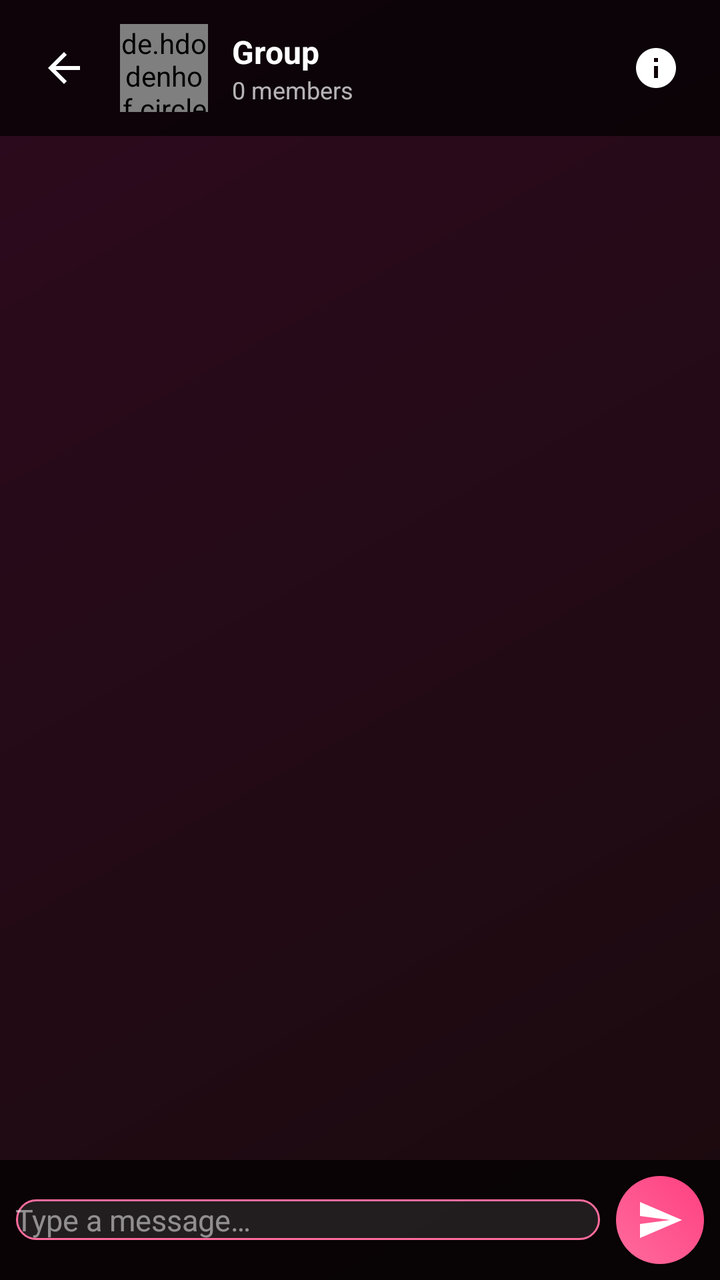
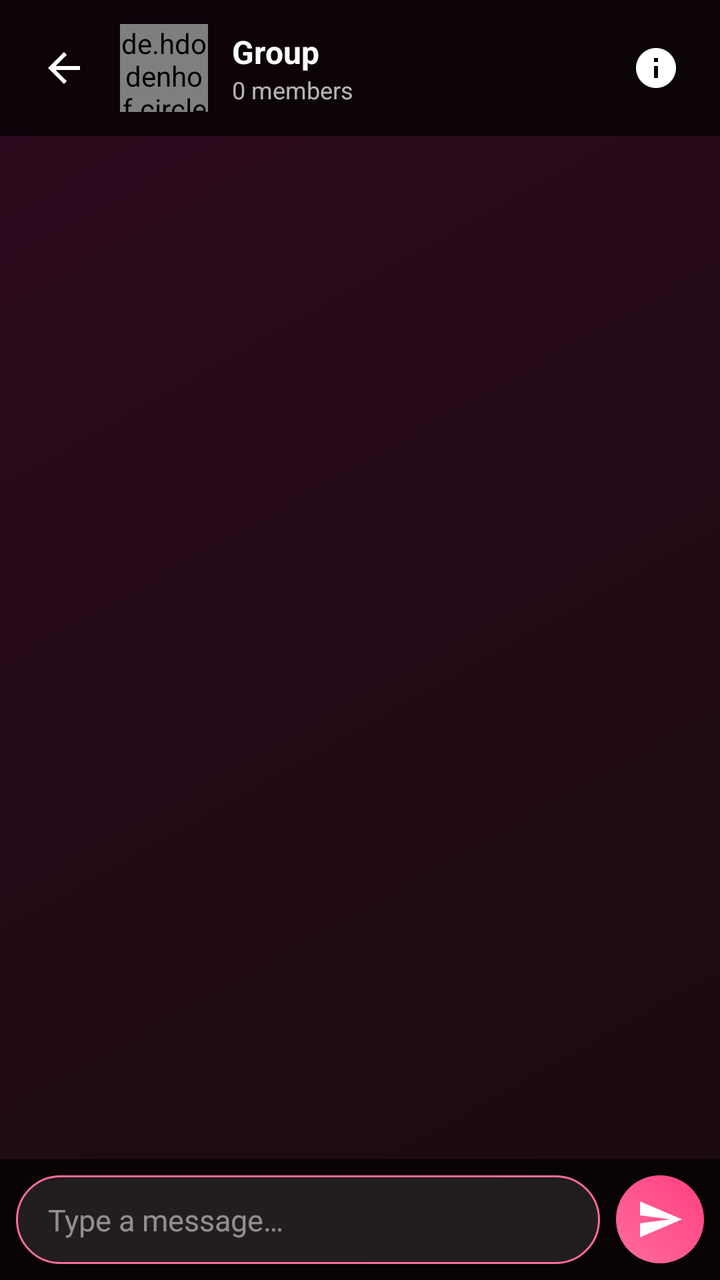

Before-and-after screenshots of an Android layout around one commit, followed by the original layout XML and the change that was made.
<!-- AndroidManifest.xml: activity theme Theme.EBChat.NoActionBar -->
<!-- res/layout/activity_group_chat.xml -->
<?xml version="1.0" encoding="utf-8"?>
<androidx.constraintlayout.widget.ConstraintLayout
    xmlns:android="http://schemas.android.com/apk/res/android"
    xmlns:app="http://schemas.android.com/apk/res-auto"
    android:layout_width="match_parent"
    android:layout_height="match_parent"
    android:background="@drawable/bg_gradient">

    
    <LinearLayout
        android:id="@+id/toolbar"
        android:layout_width="match_parent"
        android:layout_height="wrap_content"
        android:orientation="horizontal"
        android:gravity="center_vertical"
        android:padding="12dp"
        android:background="@color/glass_dark"
        app:layout_constraintTop_toTopOf="parent">

        <ImageButton
            android:id="@+id/backButton"
            android:layout_width="40dp"
            android:layout_height="40dp"
            android:src="@drawable/ic_back"
            android:background="?attr/selectableItemBackgroundBorderless"
            app:tint="@color/white" />

        <de.hdodenhof.circleimageview.CircleImageView
            android:id="@+id/groupImage"
            android:layout_width="44dp"
            android:layout_height="44dp"
            android:layout_marginStart="8dp"
            android:src="@drawable/ic_groups" />

        <LinearLayout
            android:layout_width="0dp"
            android:layout_height="wrap_content"
            android:layout_weight="1"
            android:orientation="vertical"
            android:layout_marginStart="12dp">

            <TextView
                android:id="@+id/groupName"
                android:layout_width="wrap_content"
                android:layout_height="wrap_content"
                android:text="Group"
                android:textColor="@color/white"
                android:textSize="16sp"
                android:textStyle="bold" />

            <TextView
                android:id="@+id/memberCount"
                android:layout_width="wrap_content"
                android:layout_height="wrap_content"
                android:text="0 members"
                android:textColor="@color/text_secondary"
                android:textSize="12sp" />
        </LinearLayout>

        <ImageButton
            android:id="@+id/groupInfoButton"
            android:layout_width="40dp"
            android:layout_height="40dp"
            android:src="@drawable/ic_info"
            android:background="?attr/selectableItemBackgroundBorderless"
            app:tint="@color/white" />
    </LinearLayout>

    
    <androidx.recyclerview.widget.RecyclerView
        android:id="@+id/recyclerView"
        android:layout_width="match_parent"
        android:layout_height="0dp"
        android:clipToPadding="false"
        android:padding="8dp"
        app:layout_constraintTop_toBottomOf="@id/toolbar"
        app:layout_constraintBottom_toTopOf="@id/inputContainer" />

    
    <LinearLayout
        android:id="@+id/inputContainer"
        android:layout_width="match_parent"
        android:layout_height="wrap_content"
        android:orientation="horizontal"
        android:gravity="center_vertical"
        android:padding="8dp"
        android:background="@color/glass_dark"
        app:layout_constraintBottom_toBottomOf="parent">

        <EditText
            android:id="@+id/messageInput"
            android:layout_width="0dp"
            android:layout_height="wrap_content"
            android:layout_weight="1"
            android:background="@drawable/bg_input_field"
            android:hint="@string/type_message"
            android:textColorHint="@color/text_hint"
            android:textColor="@color/text_primary"
            android:padding="12dp 16dp"
            android:textSize="15sp" />

        <ImageButton
            android:id="@+id/sendButton"
            android:layout_width="44dp"
            android:layout_height="44dp"
            android:layout_marginStart="8dp"
            android:src="@drawable/ic_send"
            android:background="@drawable/bg_story_ring"
            app:tint="@color/white" />
    </LinearLayout>

</androidx.constraintlayout.widget.ConstraintLayout>
<!-- resources referenced by this layout -->
<resources>
  <color name="glass_dark">#B3000000</color>
  <color name="text_hint">#80FFFFFF</color>
  <color name="text_primary">#FFFFFF</color>
  <color name="text_secondary">#B3FFFFFF</color>
  <color name="white">#FFFFFFFF</color>
  <!-- drawable bg_gradient (drawable) -->
  <?xml version="1.0" encoding="utf-8"?>
  <shape xmlns:android="http://schemas.android.com/apk/res/android"
      android:shape="rectangle">
      <gradient
          android:startColor="@color/bg_gradient_start"
          android:endColor="@color/bg_gradient_end"
          android:angle="135"
          android:type="linear" />
  </shape>
  <!-- drawable bg_input_field (drawable) -->
  <?xml version="1.0" encoding="utf-8"?>
  <shape xmlns:android="http://schemas.android.com/apk/res/android"
      android:shape="rectangle">
      <solid android:color="@color/bg_input" />
      <corners android:radius="25dp" />
      <stroke
          android:width="1dp"
          android:color="@color/pink_primary" />
  </shape>
  <!-- drawable bg_story_ring (drawable) -->
  <?xml version="1.0" encoding="utf-8"?>
  <shape xmlns:android="http://schemas.android.com/apk/res/android"
      android:shape="oval">
      <gradient
          android:startColor="@color/story_ring_gradient_start"
          android:endColor="@color/story_ring_gradient_end"
          android:angle="45"
          android:type="linear" />
  </shape>
  <!-- drawable ic_back (drawable) -->
  <?xml version="1.0" encoding="utf-8"?>
  <vector xmlns:android="http://schemas.android.com/apk/res/android"
      android:width="24dp"
      android:height="24dp"
      android:viewportWidth="24"
      android:viewportHeight="24"
      android:tint="@color/white">
      <path
          android:fillColor="@android:color/white"
          android:pathData="M20,11H7.83l5.59,-5.59L12,4l-8,8 8,8 1.41,-1.41L7.83,13H20v-2z" />
  </vector>
  <!-- drawable ic_info (drawable) -->
  <?xml version="1.0" encoding="utf-8"?>
  <vector xmlns:android="http://schemas.android.com/apk/res/android"
      android:width="24dp"
      android:height="24dp"
      android:viewportWidth="24"
      android:viewportHeight="24"
      android:tint="@color/white">
      <path
          android:fillColor="@android:color/white"
          android:pathData="M12,2C6.48,2 2,6.48 2,12s4.48,10 10,10 10,-4.48 10,-10S17.52,2 12,2zM13,17h-2v-6h2v6zM13,9h-2V7h2v2z" />
  </vector>
  <!-- drawable ic_send (drawable) -->
  <?xml version="1.0" encoding="utf-8"?>
  <vector xmlns:android="http://schemas.android.com/apk/res/android"
      android:width="24dp"
      android:height="24dp"
      android:viewportWidth="24"
      android:viewportHeight="24"
      android:tint="@color/white">
      <path
          android:fillColor="@android:color/white"
          android:pathData="M2.01,21L23,12 2.01,3 2,10l15,2 -15,2z" />
  </vector>
  <string name="type_message">Type a message…</string>
  <style name="Theme.EBChat.NoActionBar" parent="Theme.EBChat" />
  <color name="bg_gradient_start">#1A0A0E</color>
  <color name="bg_gradient_end">#2D0A1E</color>
  <color name="bg_input">#1AFFFFFF</color>
  <color name="pink_primary">#FF6B9D</color>
  <color name="story_ring_gradient_start">#FF6B9D</color>
  <color name="story_ring_gradient_end">#FF4081</color>
  <color name="pink_primary_dark">#E91E8C</color>
  <color name="pink_accent">#FF4081</color>
  <!-- drawable bg_button_pink (drawable) -->
  <?xml version="1.0" encoding="utf-8"?>
  <ripple xmlns:android="http://schemas.android.com/apk/res/android"
      android:color="@color/pink_light">
      <item>
          <shape android:shape="rectangle">
              <gradient
                  android:startColor="@color/pink_primary"
                  android:endColor="@color/pink_primary_dark"
                  android:angle="45" />
              <corners android:radius="25dp" />
          </shape>
      </item>
  </ripple>
  <color name="pink_light">#FFB8D0</color>
  <!-- unchanged entries left out for length: 4 -->
</resources>

<!-- the commit's change to res/layout/activity_group_chat.xml (unified diff, before → after) -->
@@ -96,7 +96,8 @@
             android:hint="@string/type_message"
             android:textColorHint="@color/text_hint"
             android:textColor="@color/text_primary"
-            android:padding="12dp 16dp"
+            android:paddingHorizontal="16dp"
+            android:paddingVertical="12dp"
             android:textSize="15sp" />
 
         <ImageButton
